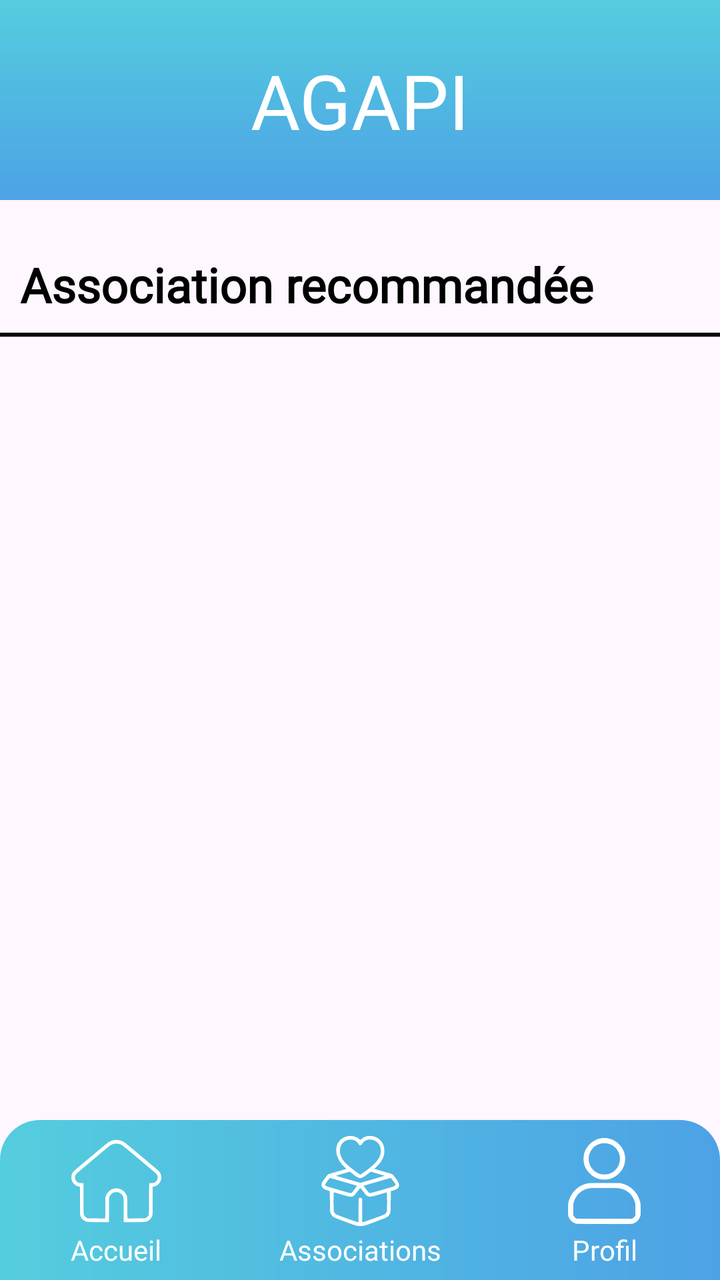
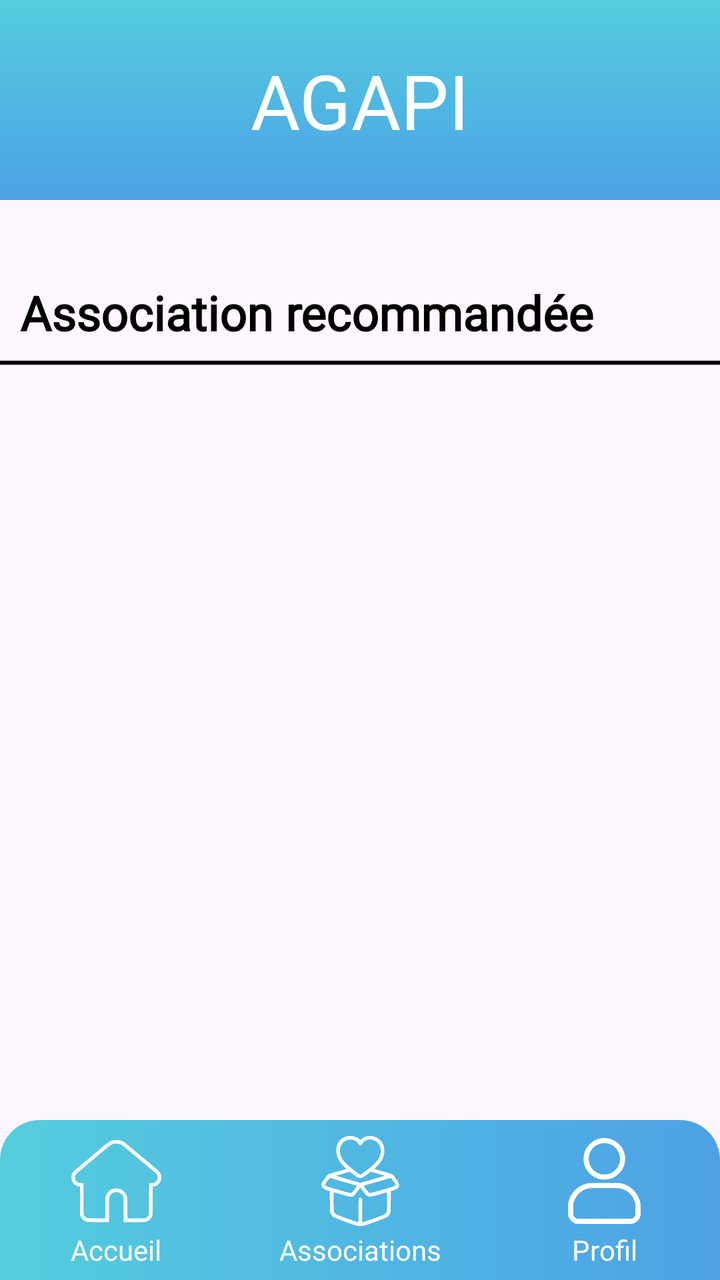

Before-and-after screenshots of an Android layout around one commit, followed by the original layout XML and the change that was made.
<!-- AndroidManifest.xml: application theme Theme.NewAgapiVERSION311CLEAN -->
<!-- res/layout/acceuil.xml -->
<?xml version="1.0" encoding="utf-8"?>
<androidx.constraintlayout.widget.ConstraintLayout xmlns:android="http://schemas.android.com/apk/res/android"
    xmlns:app="http://schemas.android.com/apk/res-auto"
    xmlns:tools="http://schemas.android.com/tools"
    android:id="@+id/main"
    android:layout_width="match_parent"
    android:layout_height="match_parent"
    tools:context=".ui.Acceuil">


    <androidx.core.widget.NestedScrollView
        android:id="@+id/scrollView2"
        android:layout_width="match_parent"
        android:layout_height="match_parent"
        android:fillViewport="true"
        android:layout_marginBottom="81dp"

        >
        <androidx.constraintlayout.widget.ConstraintLayout
            android:layout_width="match_parent"
            android:layout_height="wrap_content"
            >

            <include layout="@layout/header_acceuil" android:id="@+id/header"/>

            <ViewStub
                android:id="@+id/login_buttons_stub"
                android:layout_width="match_parent"
                android:layout_height="wrap_content"
                android:layout="@layout/acceuil_2buttons"
                android:inflatedId="@+id/buttonText"
                app:layout_constraintTop_toTopOf="parent"
                android:layout_marginTop="95dp"
                app:layout_constraintStart_toStartOf="parent"
                app:layout_constraintEnd_toEndOf="parent"/>




            <TextView
                android:id="@+id/section_association"
                android:layout_width="wrap_content"
                android:layout_height="wrap_content"
                android:layout_marginStart="10dp"
                android:layout_marginTop="126dp"
                android:fontFamily="@font/poppins_semibold"
                android:text="@string/Message_PageAcceuil"
                android:textColor="@color/black"
                android:textSize="24sp"
                android:textStyle="bold"
                app:layout_constraintStart_toStartOf="parent"
                app:layout_constraintTop_toTopOf="parent"
 />

            <androidx.recyclerview.widget.RecyclerView
                android:id="@+id/recyclerViewHorizontal"
                android:layout_width="match_parent"
                android:layout_height="wrap_content"
                android:layout_marginStart="10dp"
                android:orientation="vertical"
                android:scrollbars="none"
                app:layout_constraintEnd_toEndOf="parent"
                app:layout_constraintStart_toStartOf="parent"
                app:layout_constraintTop_toBottomOf="@+id/section_association"
 />

            <View
                android:id="@+id/view"
                android:layout_width="match_parent"
                android:layout_height="2dp"
                android:layout_marginVertical="8dp"
                android:background="#000000"
                app:layout_constraintTop_toBottomOf="@id/recyclerViewHorizontal" />

            <androidx.recyclerview.widget.RecyclerView
                android:id="@+id/recyclerViewVertical"
                android:layout_width="match_parent"
                android:layout_height="wrap_content"
                android:scrollbars="none"
                app:layout_constraintTop_toBottomOf="@+id/view" />


        </androidx.constraintlayout.widget.ConstraintLayout>

    </androidx.core.widget.NestedScrollView>

    <include layout="@layout/bottom_nav" android:id="@+id/footer"/>

</androidx.constraintlayout.widget.ConstraintLayout>
<!-- res/layout/header_acceuil.xml (included above) -->
<?xml version="1.0" encoding="utf-8"?>
<androidx.constraintlayout.widget.ConstraintLayout xmlns:android="http://schemas.android.com/apk/res/android"
    android:layout_width="match_parent"
    android:layout_height="match_parent"
    xmlns:app="http://schemas.android.com/apk/res-auto">

    <TextView
        android:id="@+id/title"
        android:layout_width="match_parent"
        android:layout_height="100dp"
        android:background="@drawable/couleur_gradient"
        android:fontFamily="@font/poppins_medium"
        android:gravity="center"
        android:text="@string/app_name"
        android:textColor="@color/white"
        android:textSize="38sp"
        app:layout_constraintTop_toTopOf="parent"
         />
</androidx.constraintlayout.widget.ConstraintLayout>
<!-- res/layout/acceuil_2buttons.xml (included above) -->
<LinearLayout xmlns:android="http://schemas.android.com/apk/res/android"
    android:orientation="horizontal"
    android:layout_width="match_parent"
    android:layout_height="wrap_content"
    android:layout_marginTop="20dp"
    android:id="@+id/buttonText">

    <Button
        android:id="@+id/button2"
        android:layout_width="wrap_content"
        android:layout_height="wrap_content"
        android:layout_weight="1"
        android:backgroundTint="#00FFFFFF"
        android:text="Pour vous"
        android:textColor="@color/black"

        />

    <Button
        android:id="@+id/button3"
        android:layout_width="wrap_content"
        android:layout_height="wrap_content"
        android:layout_weight="1"
        android:backgroundTint="#00FFFFFF"
        android:text="Suivi(e)s"
        android:textColor="@color/black"

        />
</LinearLayout>
<!-- res/layout/bottom_nav.xml (included above) -->
<?xml version="1.0" encoding="utf-8"?>
<androidx.constraintlayout.widget.ConstraintLayout xmlns:android="http://schemas.android.com/apk/res/android"
    android:layout_width="match_parent"
    android:layout_height="match_parent"
    xmlns:app="http://schemas.android.com/apk/res-auto">

    <LinearLayout
        android:id="@+id/bottom_nav"
        android:layout_width="match_parent"
        android:layout_height="80dp"
        android:background="@drawable/background_menu_bottom_3buttons"
        android:orientation="horizontal"
        app:layout_constraintBottom_toBottomOf="parent"

        >

        <LinearLayout
            android:layout_width="wrap_content"
            android:layout_height="match_parent"
            android:layout_weight="1"
            android:gravity="center"
            android:orientation="vertical">

            <ImageButton
                android:id="@+id/buttonAcceuil"
                android:layout_width="match_parent"
                android:layout_height="50dp"
                android:backgroundTint="#00FFFFFF"
                android:contentDescription="home"
                android:textSize="14sp"
                app:srcCompat="@drawable/home" />

            <TextView
                android:id="@+id/textViewAccueil"
                android:layout_width="match_parent"
                android:layout_height="wrap_content"
                android:fontFamily="@font/poppins_extrabold"
                android:text="Accueil"
                android:textAlignment="center"
                android:textColor="@color/white"
                android:textSize="14sp" />
        </LinearLayout>


        <LinearLayout
            android:layout_width="wrap_content"
            android:layout_height="match_parent"
            android:layout_weight="1"
            android:gravity="center"
            android:orientation="vertical">

            <ImageButton
                android:id="@+id/buttonAsso"
                android:layout_width="match_parent"
                android:layout_height="50dp"
                android:backgroundTint="#00FFFFFF"
                android:contentDescription="association"
                android:textSize="14sp"
                app:srcCompat="@drawable/charity">

            </ImageButton>


            <TextView
                android:id="@+id/textViewAssociations"
                android:layout_width="match_parent"
                android:layout_height="wrap_content"
                android:fontFamily="@font/poppins_extrabold"
                android:text="Associations"
                android:textAlignment="center"
                android:textColor="@color/white"
                android:textSize="14sp" />
        </LinearLayout>


        <LinearLayout
            android:layout_width="wrap_content"
            android:layout_height="match_parent"
            android:layout_weight="1"
            android:gravity="center"
            android:orientation="vertical">

            <ImageButton
                android:id="@+id/buttonProfil"
                android:layout_width="match_parent"
                android:layout_height="50dp"
                android:backgroundTint="#00FFFFFF"
                android:contentDescription="profil"
                android:textSize="14sp"
                app:srcCompat="@drawable/profil">
            </ImageButton>
            <TextView
                android:id="@+id/textViewProfil"
                android:layout_width="match_parent"
                android:layout_height="wrap_content"
                android:fontFamily="@font/poppins_extrabold"
                android:text="Profil"
                android:textAlignment="center"
                android:textColor="@color/white"
                android:textSize="14sp" />
        </LinearLayout>
    </LinearLayout>

</androidx.constraintlayout.widget.ConstraintLayout>
<!-- resources referenced by this layout -->
<resources>
  <color name="black">#FF000000</color>
  <color name="white">#FFFFFFFF</color>
  <!-- drawable background_menu_bottom_3buttons (drawable) -->
  <?xml version="1.0" encoding="utf-8"?>
  <shape xmlns:android="http://schemas.android.com/apk/res/android">
  
      <gradient
          android:angle="0"
          android:startColor="#54CDDE"
          android:endColor="#4DA2E5" />
  
      <corners
          android:topLeftRadius="20dp"
          android:topRightRadius="20dp"
          android:bottomLeftRadius="0dp"
          android:bottomRightRadius="0dp"/>
  
  </shape>
  <!-- drawable charity: vector/xml drawable (drawable, 2943 chars, omitted) -->
  <!-- drawable couleur_gradient (drawable) -->
  <?xml version="1.0" encoding="utf-8"?>
  <layer-list xmlns:android="http://schemas.android.com/apk/res/android">
      <item>
          <shape android:shape="rectangle">
              <gradient
                  android:angle="270"
                  android:startColor="#54CDDE"
                  android:endColor="#4DA2E5"
                  android:type="linear"/>
          </shape>
      </item>
  </layer-list>
  <!-- drawable home: vector/xml drawable (drawable, 2399 chars, omitted) -->
  <!-- drawable profil (drawable) -->
  <vector xmlns:android="http://schemas.android.com/apk/res/android"
      android:width="45dp"
      android:height="45dp"
      android:viewportWidth="512"
      android:viewportHeight="512">
    <path
        android:pathData="M240.5,14.13C203.73,18.72 168.98,43.48 151.91,77.23C143.13,94.58 139.74,109.1 139.7,129.5C139.63,161.43 149.85,187.27 171.48,209.88C185.1,224.11 199.04,233.34 216.05,239.41C230.74,244.65 240.58,246.36 256,246.36C271.42,246.36 281.26,244.65 295.95,239.41C328.2,227.9 355.21,200.49 366.3,168C372.32,150.37 374.22,127.4 371.1,110C360.04,48.29 302.88,6.34 240.5,14.13M244,39.58C221.36,43.63 204.1,52.64 189.87,67.84C164.09,95.37 157.87,135.09 174.05,168.94C185.72,193.34 207.07,210.94 233.8,218.2C244.79,221.18 267.21,221.18 278.2,218.2C304.93,210.94 326.28,193.34 337.95,168.94C354.13,135.09 347.91,95.37 322.13,67.84C310.29,55.19 295.81,46.55 278.5,41.78C271.71,39.91 249.93,38.53 244,39.58M164.5,270.44C114.68,279.65 75.5,312.74 58.59,359.89C52.07,378.07 51.55,382.4 51.53,419C51.5,451.44 51.57,452.71 53.81,459.19C59.81,476.54 73.83,490.08 92.72,496.77C97.12,498.33 109.93,498.48 252.73,498.75C423.34,499.07 415.21,499.33 428.25,492.97C444.34,485.13 455.68,470.83 459.53,453.51C461.85,443.1 461.16,389.39 458.57,378C446.39,324.58 409.36,286.15 356.64,272.24L346.5,269.57 259,269.36C190.93,269.19 169.95,269.43 164.5,270.44M174,295.12C130.05,300.15 92.11,333.21 80.19,376.88C77.62,386.31 77.57,387.12 77.53,418.5C77.5,449.98 77.54,450.57 79.79,454.8C83.33,461.42 88.62,466.67 94.84,469.72L100.5,472.5 256,472.5L411.5,472.5 417.16,469.72C423.38,466.67 428.67,461.42 432.21,454.8C434.46,450.57 434.5,449.98 434.47,418.5C434.43,387.12 434.38,386.31 431.81,376.88C419.7,332.54 382.01,300.13 336.67,295.07C325.17,293.79 185.27,293.83 174,295.12"
        android:fillColor="#FFFFFF"
        android:fillType="evenOdd"
        android:strokeColor="#FFFFFF"/>
  </vector>
  <string name="Message_PageAcceuil">Association recommandée</string>
  <string name="app_name">AGAPI</string>
  <style name="Theme.NewAgapiVERSION311CLEAN" parent="Base.Theme.NewAgapiVERSION311CLEAN" />
  <style name="Base.Theme.NewAgapiVERSION311CLEAN" parent="Theme.Material3.DayNight.NoActionBar">
          
          
        
      </style>
</resources>

<!-- the commit's change to res/layout/acceuil.xml (unified diff, before → after) -->
@@ -30,7 +30,7 @@
                 android:layout="@layout/acceuil_2buttons"
                 android:inflatedId="@+id/buttonText"
                 app:layout_constraintTop_toTopOf="parent"
-                android:layout_marginTop="95dp"
+                android:layout_marginTop="92dp"
                 app:layout_constraintStart_toStartOf="parent"
                 app:layout_constraintEnd_toEndOf="parent"/>
 
@@ -42,7 +42,7 @@
                 android:layout_width="wrap_content"
                 android:layout_height="wrap_content"
                 android:layout_marginStart="10dp"
-                android:layout_marginTop="126dp"
+                android:layout_marginTop="140dp"
                 android:fontFamily="@font/poppins_semibold"
                 android:text="@string/Message_PageAcceuil"
                 android:textColor="@color/black"
@@ -109,33 +109,58 @@
 </androidx.constraintlayout.widget.ConstraintLayout>
 <!-- res/layout/acceuil_2buttons.xml (included above) -->
 <LinearLayout xmlns:android="http://schemas.android.com/apk/res/android"
-    android:orientation="horizontal"
+    android:id="@+id/buttonText"
     android:layout_width="match_parent"
     android:layout_height="wrap_content"
     android:layout_marginTop="20dp"
-    android:id="@+id/buttonText">
-
-    <Button
-        android:id="@+id/button2"
-        android:layout_width="wrap_content"
+    android:orientation="horizontal"
+    >
+
+    <LinearLayout
+        android:layout_width="0dp"
         android:layout_height="wrap_content"
         android:layout_weight="1"
-        android:backgroundTint="#00FFFFFF"
-        android:text="Pour vous"
-        android:textColor="@color/black"
-
-        />
-
-    <Button
-        android:id="@+id/button3"
-        android:layout_width="wrap_content"
+        android:orientation="vertical"
+        android:gravity="center">
+
+        <Button
+            android:id="@+id/buttonPourVous"
+            android:layout_width="wrap_content"
+            android:layout_height="wrap_content"
+            android:backgroundTint="#00FFFFFF"
+            android:text="Pour vous"
+            android:textColor="@color/black"/>
+
+        <View
+            android:id="@+id/barButton_Pourvous"
+            android:layout_width="match_parent"
+            android:layout_height="3dp"
+            android:background="@color/bar_button"
+            android:visibility="visible"/>
+    </LinearLayout>
+
+    <LinearLayout
+        android:layout_width="0dp"
         android:layout_height="wrap_content"
         android:layout_weight="1"
-        android:backgroundTint="#00FFFFFF"
-        android:text="Suivi(e)s"
-        android:textColor="@color/black"
-
-        />
+        android:orientation="vertical"
+        android:gravity="center">
+
+        <Button
+            android:id="@+id/buttonSuivies"
+            android:layout_width="wrap_content"
+            android:layout_height="wrap_content"
+            android:backgroundTint="#00FFFFFF"
+            android:text="Suivi(e)s"
+            android:textColor="@color/black"/>
+
+        <View
+            android:id="@+id/barButton_Suivis"
+            android:layout_width="match_parent"
+            android:layout_height="3dp"
+            android:background="@color/bar_button"
+            android:visibility="invisible"/>
+    </LinearLayout>
 </LinearLayout>
 <!-- res/layout/bottom_nav.xml (included above) -->
 <?xml version="1.0" encoding="utf-8"?>
<!-- resource entries referenced after the edit -->
@@ -1,5 +1,6 @@
 <!-- resources referenced by this layout -->
 <resources>
+  <color name="bar_button">#81D8E5</color>
   <color name="black">#FF000000</color>
   <color name="white">#FFFFFFFF</color>
   <!-- drawable background_menu_bottom_3buttons (drawable) -->
